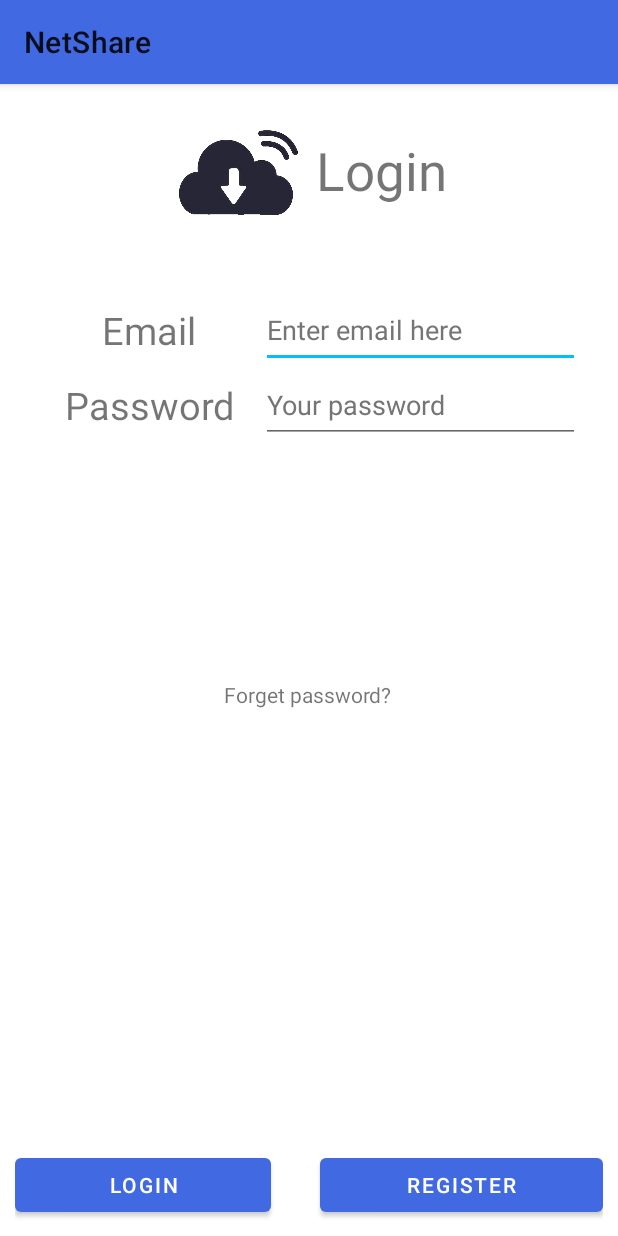
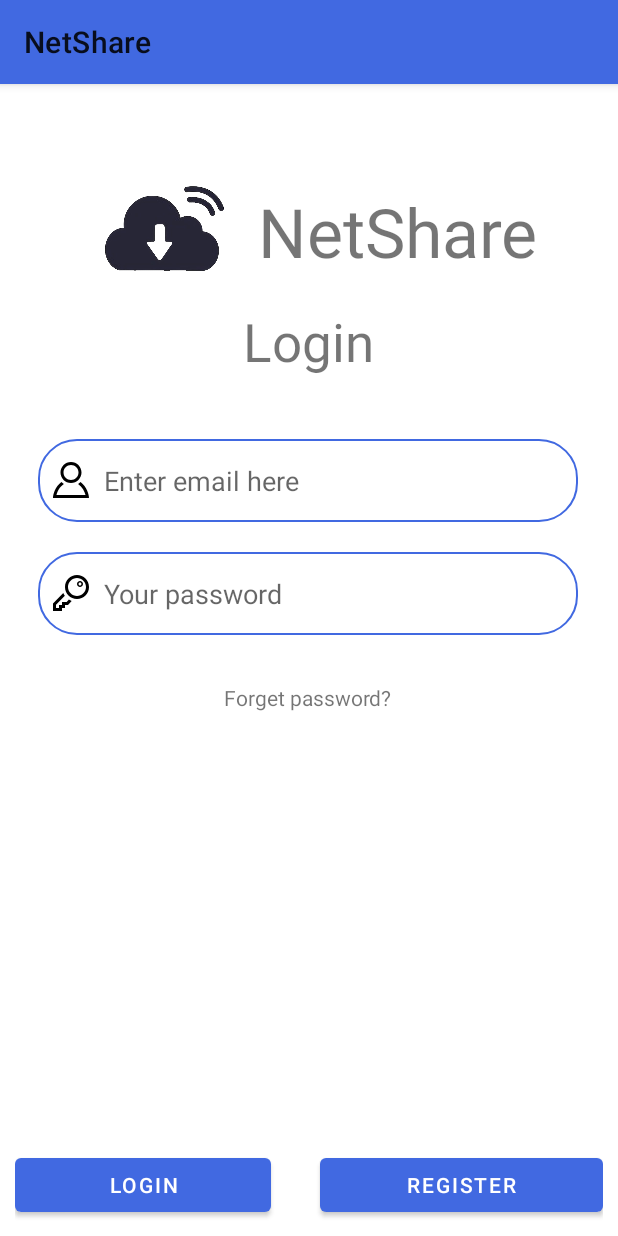
Before and after one commit to JerryFhuurr/NetShare, an Android app: the screen it shows after launch (LoginActivity), on a phone screen of 412 x 824 dp. Run offline under Robolectric (Android 15) with nearby library versions, the phone set to English and light mode, and no system bars; our stand-ins replace Firebase (no records; nobody signed in at launch, a user with empty details on screens opened directly), navigation-ui.

Commit message:
Beautify the login interface

```diff
--- /dev/null
+++ b/app/src/main/res/drawable/login_account_icon.xml
@@ -0,0 +1,9 @@
+<vector xmlns:android="http://schemas.android.com/apk/res/android"
+    android:width="24dp"
+    android:height="24dp"
+    android:viewportWidth="24"
+    android:viewportHeight="24">
+  <path
+      android:fillColor="#FF000000"
+      android:pathData="M12,2c2.757,0 5,2.243 5,5.001 0,2.756 -2.243,5 -5,5s-5,-2.244 -5,-5c0,-2.758 2.243,-5.001 5,-5.001zM12,0c-3.866,0 -7,3.134 -7,7.001 0,3.865 3.134,7 7,7s7,-3.135 7,-7c0,-3.867 -3.134,-7.001 -7,-7.001zM18.369,13.353c-0.497,0.498 -1.057,0.931 -1.658,1.302 2.872,1.874 4.378,5.083 4.972,7.346h-19.387c0.572,-2.29 2.058,-5.503 4.973,-7.358 -0.603,-0.374 -1.162,-0.811 -1.658,-1.312 -4.258,3.072 -5.611,8.506 -5.611,10.669h24c0,-2.142 -1.44,-7.557 -5.631,-10.647z"/>
+</vector>
--- /dev/null
+++ b/app/src/main/res/drawable/login_edit_shape.xml
@@ -0,0 +1,19 @@
+<?xml version="1.0" encoding="UTF-8"?>
+<shape xmlns:android="http://schemas.android.com/apk/res/android" android:shape="rectangle" >
+    <!-- 设置内边距 -->
+    <padding
+        android:left="10dp"
+        android:right="10dp"
+        android:top="7dp"
+        android:bottom="7dp"  />
+    <!-- 设置圆角矩形 -->
+    <corners android:radius="25dp" />
+    <!-- 输入框背景颜色 -->
+    <solid android:color="#ffffff"  ></solid>
+    <!-- 外边框线的粗细及其颜色 -->
+    <stroke
+        android:width="2px"
+        android:color="@color/royalBlue" >
+    </stroke>
+
+</shape>
--- /dev/null
+++ b/app/src/main/res/drawable/login_password_icon.xml
@@ -0,0 +1,9 @@
+<vector xmlns:android="http://schemas.android.com/apk/res/android"
+    android:width="24dp"
+    android:height="24dp"
+    android:viewportWidth="24"
+    android:viewportHeight="24">
+  <path
+      android:fillColor="#FF000000"
+      android:pathData="M16,2c3.309,0 6,2.691 6,6s-2.691,6 -6,6 -6,-2.691 -6,-6 2.691,-6 6,-6zM16,0c-4.418,0 -8,3.582 -8,8s3.582,8 8,8 8,-3.582 8,-8 -3.582,-8 -8,-8zM10.595,16.4l-1.472,1.6h-3.123v2h-2v2h-2v-2.179l5.903,-5.976c-0.404,-0.559 -0.754,-1.158 -1.038,-1.795l-6.865,6.95v5h6v-2h2v-2h2l2.451,-2.663c-0.655,-0.249 -1.276,-0.562 -1.856,-0.937zM18,5c0.551,0 1,0.449 1,1s-0.449,1 -1,1 -1,-0.449 -1,-1 0.449,-1 1,-1zM18,4c-1.104,0 -2,0.896 -2,2s0.896,2 2,2 2,-0.896 2,-2 -0.896,-2 -2,-2z"/>
+</vector>
--- a/app/src/main/res/layout/login_fragment.xml
+++ b/app/src/main/res/layout/login_fragment.xml
@@ -12,88 +12,59 @@
         android:layout_width="79dp"
         android:layout_height="74dp"
         android:src="@drawable/logo"
-        app:layout_constraintBottom_toTopOf="@+id/type_container"
-        app:layout_constraintEnd_toStartOf="@+id/textView2"
-        app:layout_constraintHorizontal_bias="0.909"
+        app:layout_constraintBottom_toTopOf="@+id/linearLayout3"
+        app:layout_constraintEnd_toEndOf="parent"
+        app:layout_constraintHorizontal_bias="0.21"
         app:layout_constraintStart_toStartOf="parent"
         app:layout_constraintTop_toTopOf="parent"
-        app:layout_constraintVertical_bias="0.812" />
+        app:layout_constraintVertical_bias="0.169" />
 
     <LinearLayout
-        android:id="@+id/type_container"
-        android:layout_width="match_parent"
+        android:id="@+id/linearLayout4"
+        android:layout_width="360dp"
         android:layout_height="wrap_content"
-        android:layout_marginTop="170dp"
-        android:gravity="center"
         android:orientation="vertical"
-        android:padding="25dp"
+        android:paddingTop="5dp"
+        app:layout_constraintBottom_toTopOf="@+id/linearLayout3"
         app:layout_constraintEnd_toEndOf="parent"
-        app:layout_constraintHorizontal_bias="0.0"
+        app:layout_constraintHorizontal_bias="0.49"
         app:layout_constraintStart_toStartOf="parent"
-        app:layout_constraintTop_toTopOf="parent">
+        app:layout_constraintTop_toBottomOf="@+id/imageView"
+        app:layout_constraintVertical_bias="0.228">
 
-        <LinearLayout
+
+        <EditText
+            android:id="@+id/email_login"
             android:layout_width="match_parent"
-            android:layout_height="wrap_content"
-            android:orientation="horizontal"
-            android:weightSum="3">
+            android:layout_height="55dp"
+            android:background="@drawable/login_edit_shape"
+            android:drawableLeft="@drawable/login_account_icon"
+            android:drawablePadding="10dp"
+            android:hint="@string/login_email_hint" />
 
-            <TextView
-                android:layout_width="match_parent"
-                android:layout_height="match_parent"
-                android:layout_weight="2.9999"
-                android:gravity="center"
-                android:text="@string/login_email"
-                android:textSize="25dp" />
+        <View
+            android:layout_width="match_parent"
+            android:layout_height="20dp" />
 
-            <EditText
-                android:id="@+id/email_login"
-                android:layout_width="wrap_content"
-                android:layout_height="50dp"
-                android:layout_weight="0.0001"
-                android:autofillHints=""
-                android:ems="10"
-                android:hint="@string/login_email_hint"
-                android:inputType="textEmailAddress"
-                android:textColorHint="#757575" />
-
-        </LinearLayout>
-
-        <LinearLayout
+        <EditText
+            android:id="@+id/password_login"
             android:layout_width="match_parent"
-            android:layout_height="wrap_content"
-            android:orientation="horizontal"
-            android:weightSum="3">
-
-            <TextView
-                android:layout_width="match_parent"
-                android:layout_height="match_parent"
-                android:layout_weight="2.9999"
-                android:gravity="center"
-                android:text="@string/login_password"
-                android:textSize="25dp" />
-
-            <EditText
-                android:id="@+id/password_login"
-                android:layout_width="wrap_content"
-                android:layout_height="50dp"
-                android:layout_weight="0.0001"
-                android:ems="10"
-                android:hint="@string/login_password_hint"
-                android:inputType="textPassword"
-                android:textColorHint="#757575" />
-
-        </LinearLayout>
+            android:layout_height="55dp"
+            android:background="@drawable/login_edit_shape"
+            android:drawableLeft="@drawable/login_password_icon"
+            android:drawablePadding="10dp"
+            android:hint="@string/login_password_hint"
+            android:inputType="textPassword" />
     </LinearLayout>
 
     <LinearLayout
+        android:id="@+id/linearLayout3"
         android:layout_width="match_parent"
         android:layout_height="wrap_content"
         android:padding="10dp"
         android:weightSum="6"
         app:layout_constraintBottom_toBottomOf="parent"
         app:layout_constraintStart_toStartOf="parent"
-        app:layout_constraintTop_toBottomOf="@+id/type_container"
         app:layout_constraintVertical_bias="1.0">
 
         <Button
@@ -120,25 +91,39 @@
         android:id="@+id/login_forget"
         android:layout_width="wrap_content"
         android:layout_height="wrap_content"
+        android:layout_marginTop="32dp"
         android:text="@string/login_forget"
-        app:layout_constraintBottom_toBottomOf="parent"
         app:layout_constraintEnd_toEndOf="parent"
         app:layout_constraintHorizontal_bias="0.498"
         app:layout_constraintStart_toStartOf="parent"
-        app:layout_constraintTop_toTopOf="parent"
-        app:layout_constraintVertical_bias="0.563" />
+        app:layout_constraintTop_toBottomOf="@+id/linearLayout4" />
 
     <TextView
         android:id="@+id/textView2"
         android:layout_width="wrap_content"
         android:layout_height="wrap_content"
+        android:layout_marginTop="164dp"
         android:text="Login"
         android:textSize="35dp"
-        app:layout_constraintBottom_toTopOf="@+id/type_container"
+        app:layout_constraintBottom_toTopOf="@+id/linearLayout4"
         app:layout_constraintEnd_toEndOf="parent"
-        app:layout_constraintHorizontal_bias="0.649"
+        app:layout_constraintHorizontal_bias="0.498"
         app:layout_constraintStart_toStartOf="parent"
         app:layout_constraintTop_toTopOf="parent"
-        app:layout_constraintVertical_bias="0.731" />
+        app:layout_constraintVertical_bias="0.529" />
+
+    <TextView
+        android:id="@+id/textView5"
+        android:layout_width="wrap_content"
+        android:layout_height="wrap_content"
+        android:text="NetShare"
+        android:textSize="45dp"
+        app:layout_constraintBottom_toTopOf="@+id/linearLayout3"
+        app:layout_constraintEnd_toEndOf="parent"
+        app:layout_constraintHorizontal_bias="0.294"
+        app:layout_constraintStart_toEndOf="@+id/imageView"
+        app:layout_constraintTop_toTopOf="parent"
+        app:layout_constraintVertical_bias="0.178" />
+
 
 </androidx.constraintlayout.widget.ConstraintLayout>
```
